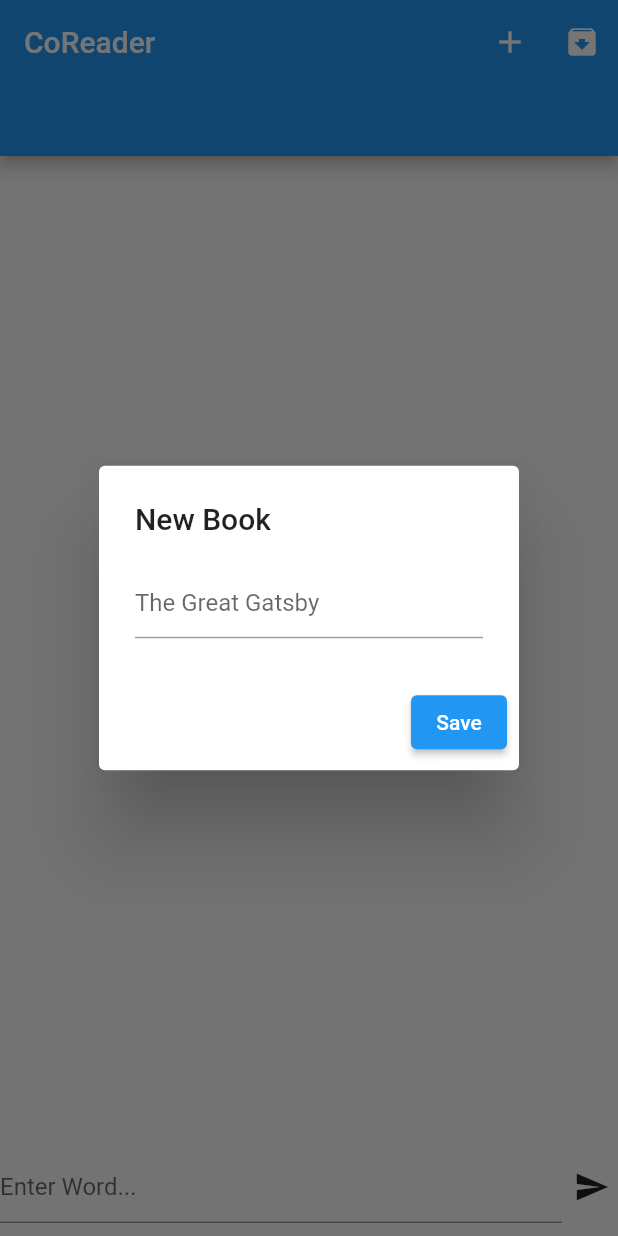
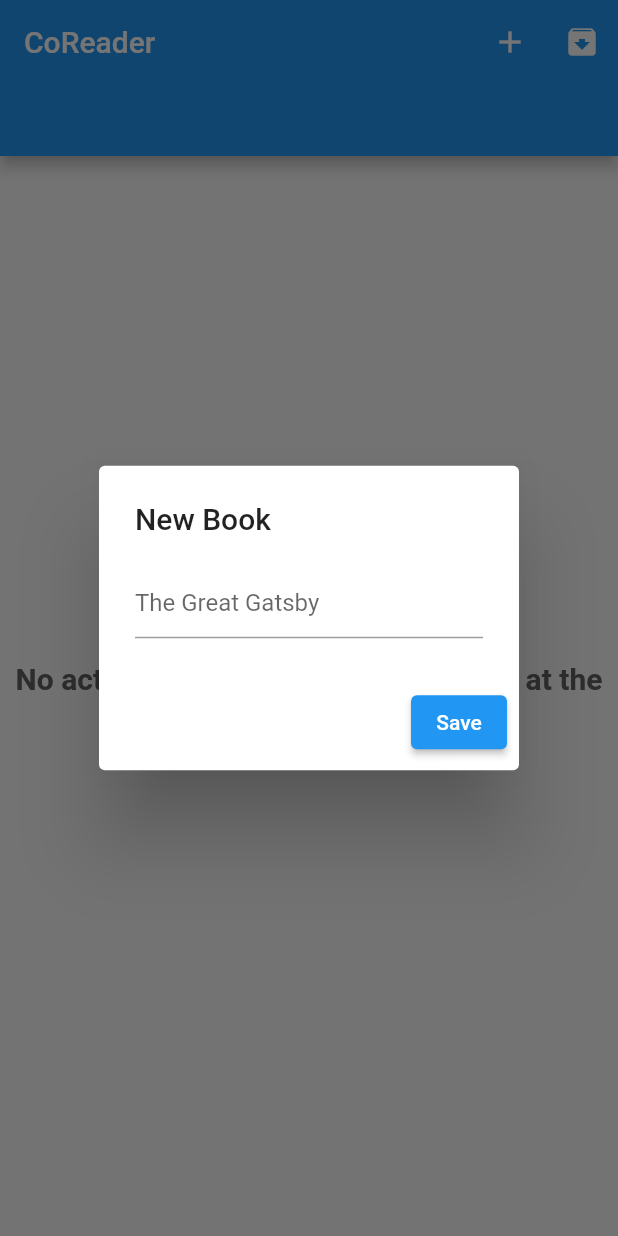
Before and after one commit to hardik-rajpal/CoReader, a Flutter app: the screen it shows after launch, after a tap on the "add" icon, on a phone screen of 412 x 824 dp. Run offline on Flutter 3.47's test engine with Material 2 defaults, Android fonts, the phone set to English and light mode, and no system bars; our stand-ins replace flutter_colorpicker, sqflite; accounts and stored records are empty.

```diff
--- a/lib/main.dart
+++ b/lib/main.dart
@@ -156,6 +156,47 @@ class _HomePageState extends State<HomePage> with TickerProviderStateMixin{
   @override
   Widget build(BuildContext context) {
     return Scaffold(
+      bottomSheet: Row(
+        children: (_tabController.length>0)?[
+          Expanded(
+            flex: 10,
+            child: Padding(
+              padding: EdgeInsets.fromLTRB(10, 0, 0, 0),
+              child: TextField(
+                controller: _wordController,
+                onSubmitted: (wordstr)async{
+                  var word = new Word(-1, vocabs[_tabController.index].book.id, _wordController.text, "", false);
+                  word = await VocabDatabase.instance.createWord(word);
+                  refreshWords();
+                  setState((){
+                    _wordController.clear();
+                  });
+                },
+                decoration: InputDecoration(
+                  hintText: 'Enter Word...',
+                ),
+              ),
+            ),
+          ),
+          Expanded(
+            flex: 1,
+            child: IconButton(
+              icon: Icon(Icons.send),
+              onPressed: ()async{
+                if(_wordController.text.length==0){return;}
+                var word = new Word(-1, vocabs[_tabController.index].book.id, _wordController.text, "", false);
+                word = await VocabDatabase.instance.createWord(word);
+                refreshWords();
+                setState((){
+                  _wordController.clear();
+                });
+
+              },
+            ),
+          )
+        ] : [],
+      ),
+
       appBar: AppBar(
         title: Text('CoReader'),
         centerTitle: false,
@@ -225,11 +266,25 @@ class _HomePageState extends State<HomePage> with TickerProviderStateMixin{
                   content: SingleChildScrollView(
                     scrollDirection: Axis.vertical,
                     child: Column(
+                      crossAxisAlignment: CrossAxisAlignment.start,
                       children: [
+                        Text('Name: ',),
                         TextField(
                           controller: _bookController,
                         ),
+
+                        // MaterialColorPicker(
+                        //   allowShades: false,
+                        //   selectedColor: Color(s.book.color),
+                        //   onColorChange: (Color color){
+                        //     setState(() {
+                        //       s.book.color = color.value;
+                        //     });
+                        //   },
+                        // )
                         ColorPicker(
+                          paletteType: PaletteType.hueWheel,
+                          enableAlpha: false,
                           pickerColor: Color(s.book.color),
                           onColorChanged: (Color color){
                             setState(() {
@@ -307,54 +362,31 @@ class _HomePageState extends State<HomePage> with TickerProviderStateMixin{
         children: [
           Expanded(
             flex: 10,
-            child:TabBarView(
+            child:(_tabController.length>0)?TabBarView(
                 controller: _tabController,
                 children: vocabs.map((e){
                   return WordList(e: e,refresher: this.refreshWords,);
                 }
               ).toList(),
+            ):Center(
+              child: Text(
+                'No active books so far. Tap the + icon at the top to add a book.',
+              style: TextStyle(
+                color: Colors.grey[700],
+                fontSize: 20.0,
+                fontWeight: FontWeight.bold,
+              ),
+              textAlign: TextAlign.center,),
             )
           ),
-          Expanded(
-            flex: 1,
-            child: Row(
-                children: [
-                    Expanded(
-                      flex: 10,
-                      child: TextField(
-                        controller: _wordController,
-                        onSubmitted: (wordstr)async{
-                          var word = new Word(-1, vocabs[_tabController.index].book.id, _wordController.text, "", false);
-                          word = await VocabDatabase.instance.createWord(word);
-                          refreshWords();
-                          setState((){
-                            _wordController.clear();
-                          });
-                        },
-                        decoration: InputDecoration(
-                          hintText: 'Enter Word...',
-                        ),
-                      ),
-                    ),
-                    Expanded(
-                      flex: 1,
-                      child: IconButton(
-                        icon: Icon(Icons.send),
-                        onPressed: ()async{
-                          if(_wordController.text==""){return;}
-                          var word = new Word(-1, vocabs[_tabController.index].book.id, _wordController.text, "", false);
-                          word = await VocabDatabase.instance.createWord(word);
-                          refreshWords();
-                          setState((){
-                            _wordController.clear();
-                          });
-
-                        },
-                      ),
-                    )
-                  ],
-                ),
-          )
+          // Expanded(
+          //   flex: 1,
+          //   child: Row(
+          //       children: [
+          //
+          //         ],
+          //       ),
+          // )
         ],
       ),
     );
```
